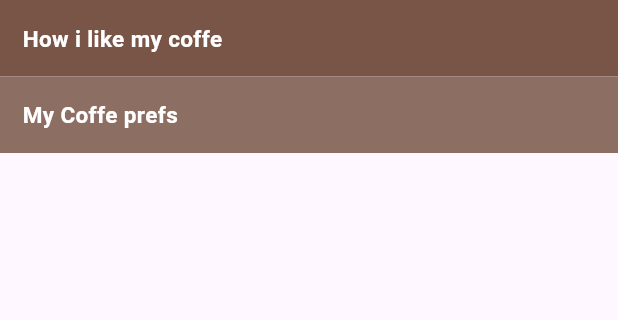
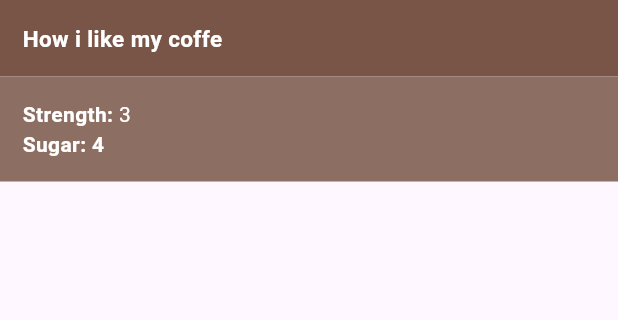
Before and after one commit to Salahudin-cloud/flutter-crash-course, a Flutter app: the screen it shows after launch, on a phone screen of 412 x 824 dp, the part 84-404 px from its top. Run offline on Flutter 3.47's test engine with Material 3 defaults, Android fonts, the phone set to English and light mode, and no system bars.

Commit message:
learn row

```diff
--- /dev/null
+++ b/lib/coffee_prefs.dart
@@ -0,0 +1,46 @@
+import 'package:flutter/material.dart';
+
+class CoffeePrefs extends StatelessWidget {
+  const CoffeePrefs({super.key});
+
+  @override
+  Widget build(BuildContext context) {
+    return const Column(
+      children: [
+        Row(
+          children: [
+            Text(
+              "Strength: ",
+              style:
+                  TextStyle(color: Colors.white, fontWeight: FontWeight.bold),
+            ),
+            Text(
+              "3",
+              style: TextStyle(color: Colors.white),
+            ),
+            SizedBox(
+              width: 50,
+            )
+          ],
+        ),
+        Row(
+          children: [
+            Text(
+              "Sugar: ",
+              style:
+                  TextStyle(color: Colors.white, fontWeight: FontWeight.bold),
+            ),
+            Text(
+              "4",
+              style:
+                  TextStyle(color: Colors.white, fontWeight: FontWeight.bold),
+            ),
+            SizedBox(
+              width: 50,
+            )
+          ],
+        )
+      ],
+    );
+  }
+}
--- a/lib/home.dart
+++ b/lib/home.dart
@@ -1,3 +1,4 @@
+import 'package:coffee_card/coffee_prefs.dart';
 import 'package:flutter/material.dart';
 
 class Home extends StatelessWidget {
@@ -29,17 +30,10 @@ class Home extends StatelessWidget {
               ),
             ),
             Container(
-              width: 150,
-              color: Colors.brown[400],
-              padding: const EdgeInsets.all(15),
-              child: const Text(
-                "My Coffe prefs",
-                style: TextStyle(
-                    color: Colors.white,
-                    fontSize: 15,
-                    fontWeight: FontWeight.bold),
-              ),
-            ),
+                width: 150,
+                color: Colors.brown[400],
+                padding: const EdgeInsets.all(15),
+                child: const CoffeePrefs()),
           ],
         ));
   }
```
Also changed, not shown: lib/main.dart (+13 -13 lines).
